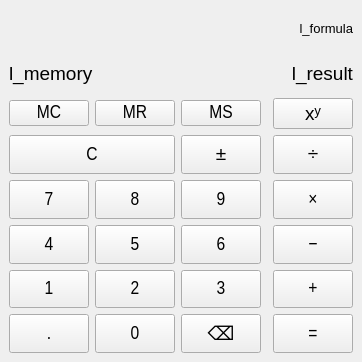
sddyh1/cpp-calculator, file calculator/mainwindow.ui: the form before one commit.
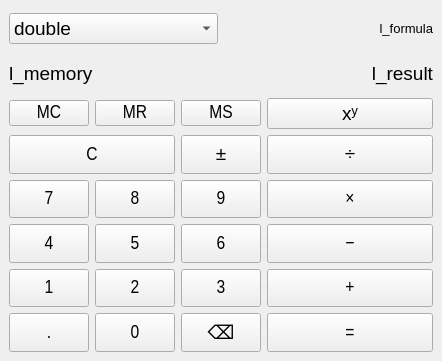
The form after the commit.

What changed in the file:
```diff
--- a/calculator/mainwindow.ui
+++ b/calculator/mainwindow.ui
@@ -6,8 +6,8 @@
    <rect>
     <x>0</x>
     <y>0</y>
-    <width>362</width>
-    <height>362</height>
+    <width>442</width>
+    <height>361</height>
    </rect>
   </property>
   <property name="sizePolicy">
@@ -25,376 +25,8 @@
    <string>Калькулятор</string>
   </property>
   <widget class="QWidget" name="centralwidget">
-   <layout class="QGridLayout" name="gridLayout" rowstretch="0,0,0,0,0,0,0,0,0,0" columnstretch="0,2,2,2,0,3">
-    <item row="1" column="1" colspan="5">
-     <layout class="QHBoxLayout" name="horizontalLayout" stretch="0,1">
-      <item>
-       <widget class="QLabel" name="l_memory">
-        <property name="sizePolicy">
-         <sizepolicy hsizetype="Preferred" vsizetype="Preferred">
-          <horstretch>0</horstretch>
-          <verstretch>0</verstretch>
-         </sizepolicy>
-        </property>
-        <property name="font">
-         <font>
-          <pointsize>14</pointsize>
-         </font>
-        </property>
-        <property name="text">
-         <string>l_memory</string>
-        </property>
-       </widget>
-      </item>
-      <item>
-       <widget class="QLabel" name="l_result">
-        <property name="sizePolicy">
-         <sizepolicy hsizetype="Preferred" vsizetype="Preferred">
-          <horstretch>0</horstretch>
-          <verstretch>0</verstretch>
-         </sizepolicy>
-        </property>
-        <property name="font">
-         <font>
-          <pointsize>14</pointsize>
-         </font>
-        </property>
-        <property name="text">
-         <string>l_result</string>
-        </property>
-        <property name="alignment">
-         <set>Qt::AlignmentFlag::AlignRight|Qt::AlignmentFlag::AlignTrailing|Qt::AlignmentFlag::AlignVCenter</set>
-        </property>
-       </widget>
-      </item>
-     </layout>
-    </item>
-    <item row="5" column="3">
-     <widget class="QPushButton" name="tb_nine">
-      <property name="sizePolicy">
-       <sizepolicy hsizetype="Preferred" vsizetype="Preferred">
-        <horstretch>0</horstretch>
-        <verstretch>0</verstretch>
-       </sizepolicy>
-      </property>
-      <property name="minimumSize">
-       <size>
-        <width>0</width>
-        <height>0</height>
-       </size>
-      </property>
-      <property name="font">
-       <font>
-        <family>Arial Narrow</family>
-        <pointsize>14</pointsize>
-       </font>
-      </property>
-      <property name="text">
-       <string>9</string>
-      </property>
-      <property name="shortcut">
-       <string>9</string>
-      </property>
-     </widget>
-    </item>
-    <item row="2" column="3">
-     <widget class="QPushButton" name="tb_ms">
-      <property name="minimumSize">
-       <size>
-        <width>0</width>
-        <height>0</height>
-       </size>
-      </property>
-      <property name="font">
-       <font>
-        <family>Arial Narrow</family>
-        <pointsize>14</pointsize>
-       </font>
-      </property>
-      <property name="text">
-       <string>MS</string>
-      </property>
-     </widget>
-    </item>
-    <item row="2" column="2">
-     <widget class="QPushButton" name="tn_mr">
-      <property name="minimumSize">
-       <size>
-        <width>0</width>
-        <height>0</height>
-       </size>
-      </property>
-      <property name="font">
-       <font>
-        <family>Arial Narrow</family>
-        <pointsize>14</pointsize>
-       </font>
-      </property>
-      <property name="text">
-       <string>MR</string>
-      </property>
-     </widget>
-    </item>
-    <item row="2" column="5">
-     <widget class="QPushButton" name="tb_power">
-      <property name="text">
-       <string>xʸ</string>
-      </property>
-     </widget>
-    </item>
-    <item row="9" column="5">
-     <widget class="QPushButton" name="tb_equal">
-      <property name="sizePolicy">
-       <sizepolicy hsizetype="Preferred" vsizetype="Preferred">
-        <horstretch>0</horstretch>
-        <verstretch>0</verstretch>
-       </sizepolicy>
-      </property>
-      <property name="minimumSize">
-       <size>
-        <width>0</width>
-        <height>0</height>
-       </size>
-      </property>
-      <property name="font">
-       <font>
-        <family>Arial Narrow</family>
-        <pointsize>14</pointsize>
-       </font>
-      </property>
-      <property name="text">
-       <string>=</string>
-      </property>
-      <property name="shortcut">
-       <string>Enter</string>
-      </property>
-     </widget>
-    </item>
-    <item row="8" column="3">
-     <widget class="QPushButton" name="tb_three">
-      <property name="sizePolicy">
-       <sizepolicy hsizetype="Preferred" vsizetype="Preferred">
-        <horstretch>0</horstretch>
-        <verstretch>0</verstretch>
-       </sizepolicy>
-      </property>
-      <property name="minimumSize">
-       <size>
-        <width>0</width>
-        <height>0</height>
-       </size>
-      </property>
-      <property name="font">
-       <font>
-        <family>Arial Narrow</family>
-        <pointsize>14</pointsize>
-       </font>
-      </property>
-      <property name="text">
-       <string>3</string>
-      </property>
-      <property name="shortcut">
-       <string>3</string>
-      </property>
-     </widget>
-    </item>
-    <item row="9" column="3">
-     <widget class="QPushButton" name="tb_backspace">
-      <property name="sizePolicy">
-       <sizepolicy hsizetype="Preferred" vsizetype="Preferred">
-        <horstretch>0</horstretch>
-        <verstretch>0</verstretch>
-       </sizepolicy>
-      </property>
-      <property name="text">
-       <string>⌫</string>
-      </property>
-     </widget>
-    </item>
-    <item row="8" column="2">
-     <widget class="QPushButton" name="tb_two">
-      <property name="sizePolicy">
-       <sizepolicy hsizetype="Preferred" vsizetype="Preferred">
-        <horstretch>0</horstretch>
-        <verstretch>0</verstretch>
-       </sizepolicy>
-      </property>
-      <property name="minimumSize">
-       <size>
-        <width>0</width>
-        <height>0</height>
-       </size>
-      </property>
-      <property name="font">
-       <font>
-        <family>Arial Narrow</family>
-        <pointsize>14</pointsize>
-       </font>
-      </property>
-      <property name="text">
-       <string>2</string>
-      </property>
-      <property name="shortcut">
-       <string>2</string>
-      </property>
-     </widget>
-    </item>
-    <item row="5" column="1">
-     <widget class="QPushButton" name="tb_seven">
-      <property name="sizePolicy">
-       <sizepolicy hsizetype="Preferred" vsizetype="Preferred">
-        <horstretch>0</horstretch>
-        <verstretch>0</verstretch>
-       </sizepolicy>
-      </property>
-      <property name="minimumSize">
-       <size>
-        <width>0</width>
-        <height>0</height>
-       </size>
-      </property>
-      <property name="font">
-       <font>
-        <family>Arial Narrow</family>
-        <pointsize>14</pointsize>
-       </font>
-      </property>
-      <property name="text">
-       <string>7</string>
-      </property>
-      <property name="shortcut">
-       <string>7</string>
-      </property>
-     </widget>
-    </item>
-    <item row="0" column="1" colspan="5">
-     <widget class="QLabel" name="l_formula">
-      <property name="font">
-       <font>
-        <pointsize>10</pointsize>
-       </font>
-      </property>
-      <property name="text">
-       <string>l_formula</string>
-      </property>
-      <property name="alignment">
-       <set>Qt::AlignmentFlag::AlignRight|Qt::AlignmentFlag::AlignTrailing|Qt::AlignmentFlag::AlignVCenter</set>
-      </property>
-     </widget>
-    </item>
-    <item row="5" column="2">
-     <widget class="QPushButton" name="tb_eight">
-      <property name="sizePolicy">
-       <sizepolicy hsizetype="Preferred" vsizetype="Preferred">
-        <horstretch>0</horstretch>
-        <verstretch>0</verstretch>
-       </sizepolicy>
-      </property>
-      <property name="minimumSize">
-       <size>
-        <width>0</width>
-        <height>0</height>
-       </size>
-      </property>
-      <property name="font">
-       <font>
-        <family>Arial Narrow</family>
-        <pointsize>14</pointsize>
-       </font>
-      </property>
-      <property name="text">
-       <string>8</string>
-      </property>
-      <property name="shortcut">
-       <string>8</string>
-      </property>
-     </widget>
-    </item>
-    <item row="6" column="5">
-     <widget class="QPushButton" name="tb_substract">
-      <property name="sizePolicy">
-       <sizepolicy hsizetype="Preferred" vsizetype="Preferred">
-        <horstretch>0</horstretch>
-        <verstretch>0</verstretch>
-       </sizepolicy>
-      </property>
-      <property name="minimumSize">
-       <size>
-        <width>0</width>
-        <height>0</height>
-       </size>
-      </property>
-      <property name="font">
-       <font>
-        <family>Arial Narrow</family>
-        <pointsize>14</pointsize>
-       </font>
-      </property>
-      <property name="text">
-       <string>−</string>
-      </property>
-      <property name="shortcut">
-       <string>-</string>
-      </property>
-     </widget>
-    </item>
-    <item row="6" column="3">
-     <widget class="QPushButton" name="tb_six">
-      <property name="sizePolicy">
-       <sizepolicy hsizetype="Preferred" vsizetype="Preferred">
-        <horstretch>0</horstretch>
-        <verstretch>0</verstretch>
-       </sizepolicy>
-      </property>
-      <property name="minimumSize">
-       <size>
-        <width>0</width>
-        <height>0</height>
-       </size>
-      </property>
-      <property name="font">
-       <font>
-        <family>Arial Narrow</family>
-        <pointsize>14</pointsize>
-       </font>
-      </property>
-      <property name="text">
-       <string>6</string>
-      </property>
-      <property name="shortcut">
-       <string>6</string>
-      </property>
-     </widget>
-    </item>
-    <item row="6" column="1">
-     <widget class="QPushButton" name="tb_four">
-      <property name="sizePolicy">
-       <sizepolicy hsizetype="Preferred" vsizetype="Preferred">
-        <horstretch>0</horstretch>
-        <verstretch>0</verstretch>
-       </sizepolicy>
-      </property>
-      <property name="minimumSize">
-       <size>
-        <width>0</width>
-        <height>0</height>
-       </size>
-      </property>
-      <property name="font">
-       <font>
-        <family>Arial Narrow</family>
-        <pointsize>14</pointsize>
-       </font>
-      </property>
-      <property name="text">
-       <string>4</string>
-      </property>
-      <property name="shortcut">
-       <string>4</string>
-      </property>
-     </widget>
-    </item>
-    <item row="4" column="5">
+   <layout class="QGridLayout" name="gridLayout" rowstretch="0,0,0,0,0,0,0,0,0,0,0" columnstretch="0,0,0,0,0">
+    <item row="5" column="4">
      <widget class="QPushButton" name="tb_divide">
       <property name="sizePolicy">
        <sizepolicy hsizetype="Preferred" vsizetype="Preferred">
@@ -422,8 +54,8 @@
       </property>
      </widget>
     </item>
-    <item row="8" column="1">
-     <widget class="QPushButton" name="tb_one">
+    <item row="9" column="3">
+     <widget class="QPushButton" name="tb_three">
       <property name="sizePolicy">
        <sizepolicy hsizetype="Preferred" vsizetype="Preferred">
         <horstretch>0</horstretch>
@@ -443,42 +75,14 @@
        </font>
       </property>
       <property name="text">
-       <string>1</string>
+       <string>3</string>
       </property>
       <property name="shortcut">
        <string>1</string>
       </property>
      </widget>
     </item>
-    <item row="6" column="2">
-     <widget class="QPushButton" name="tb_five">
-      <property name="sizePolicy">
-       <sizepolicy hsizetype="Preferred" vsizetype="Preferred">
-        <horstretch>0</horstretch>
-        <verstretch>0</verstretch>
-       </sizepolicy>
-      </property>
-      <property name="minimumSize">
-       <size>
-        <width>0</width>
-        <height>0</height>
-       </size>
-      </property>
-      <property name="font">
-       <font>
-        <family>Arial Narrow</family>
-        <pointsize>14</pointsize>
-       </font>
-      </property>
-      <property name="text">
-       <string>5</string>
-      </property>
-      <property name="shortcut">
-       <string>5</string>
-      </property>
-     </widget>
-    </item>
-    <item row="4" column="1" colspan="2">
+    <item row="5" column="1" colspan="2">
      <widget class="QPushButton" name="tb_reset">
       <property name="sizePolicy">
        <sizepolicy hsizetype="Preferred" vsizetype="Preferred">
@@ -506,7 +110,35 @@
       </property>
      </widget>
     </item>
-    <item row="2" column="1">
+    <item row="9" column="1">
+     <widget class="QPushButton" name="tb_one">
+      <property name="sizePolicy">
+       <sizepolicy hsizetype="Preferred" vsizetype="Preferred">
+        <horstretch>0</horstretch>
+        <verstretch>0</verstretch>
+       </sizepolicy>
+      </property>
+      <property name="minimumSize">
+       <size>
+        <width>0</width>
+        <height>0</height>
+       </size>
+      </property>
+      <property name="font">
+       <font>
+        <family>Arial Narrow</family>
+        <pointsize>14</pointsize>
+       </font>
+      </property>
+      <property name="text">
+       <string>1</string>
+      </property>
+      <property name="shortcut">
+       <string>1</string>
+      </property>
+     </widget>
+    </item>
+    <item row="3" column="1">
      <widget class="QPushButton" name="tb_mc">
       <property name="minimumSize">
        <size>
@@ -525,7 +157,63 @@
       </property>
      </widget>
     </item>
-    <item row="8" column="5">
+    <item row="10" column="3">
+     <widget class="QPushButton" name="tb_backspace">
+      <property name="sizePolicy">
+       <sizepolicy hsizetype="Preferred" vsizetype="Preferred">
+        <horstretch>0</horstretch>
+        <verstretch>0</verstretch>
+       </sizepolicy>
+      </property>
+      <property name="text">
+       <string>⌫</string>
+      </property>
+     </widget>
+    </item>
+    <item row="2" column="1" colspan="4">
+     <layout class="QHBoxLayout" name="horizontalLayout" stretch="0,1">
+      <item>
+       <widget class="QLabel" name="l_memory">
+        <property name="sizePolicy">
+         <sizepolicy hsizetype="Preferred" vsizetype="Preferred">
+          <horstretch>0</horstretch>
+          <verstretch>0</verstretch>
+         </sizepolicy>
+        </property>
+        <property name="font">
+         <font>
+          <pointsize>14</pointsize>
+         </font>
+        </property>
+        <property name="text">
+         <string>l_memory</string>
+        </property>
+       </widget>
+      </item>
+      <item>
+       <widget class="QLabel" name="l_result">
+        <property name="sizePolicy">
+         <sizepolicy hsizetype="Preferred" vsizetype="Preferred">
+          <horstretch>0</horstretch>
+          <verstretch>0</verstretch>
+         </sizepolicy>
+        </property>
+        <property name="font">
+         <font>
+          <pointsize>14</pointsize>
+         </font>
+        </property>
+        <property name="text">
+         <string>l_result</string>
+        </property>
+        <property name="alignment">
+         <set>Qt::AlignmentFlag::AlignRight|Qt::AlignmentFlag::AlignTrailing|Qt::AlignmentFlag::AlignVCenter</set>
+        </property>
+       </widget>
+      </item>
+     </layout>
+    </item>
+    <item row="9" column="4">
      <widget class="QPushButton" name="tb_add">
       <property name="sizePolicy">
        <sizepolicy hsizetype="Preferred" vsizetype="Preferred">
@@ -553,7 +241,63 @@
       </property>
      </widget>
     </item>
-    <item row="5" column="5">
+    <item row="7" column="2">
+     <widget class="QPushButton" name="tb_five">
+      <property name="sizePolicy">
+       <sizepolicy hsizetype="Preferred" vsizetype="Preferred">
+        <horstretch>0</horstretch>
+        <verstretch>0</verstretch>
+       </sizepolicy>
+      </property>
+      <property name="minimumSize">
+       <size>
+        <width>0</width>
+        <height>0</height>
+       </size>
+      </property>
+      <property name="font">
+       <font>
+        <family>Arial Narrow</family>
+        <pointsize>14</pointsize>
+       </font>
+      </property>
+      <property name="text">
+       <string>5</string>
+      </property>
+      <property name="shortcut">
+       <string>5</string>
+      </property>
+     </widget>
+    </item>
+    <item row="7" column="4">
+     <widget class="QPushButton" name="tb_substract">
+      <property name="sizePolicy">
+       <sizepolicy hsizetype="Preferred" vsizetype="Preferred">
+        <horstretch>0</horstretch>
+        <verstretch>0</verstretch>
+       </sizepolicy>
+      </property>
+      <property name="minimumSize">
+       <size>
+        <width>0</width>
+        <height>0</height>
+       </size>
+      </property>
+      <property name="font">
+       <font>
+        <family>Arial Narrow</family>
+        <pointsize>14</pointsize>
+       </font>
+      </property>
+      <property name="text">
+       <string>−</string>
+      </property>
+      <property name="shortcut">
+       <string>-</string>
+      </property>
+     </widget>
+    </item>
+    <item row="6" column="4">
      <widget class="QPushButton" name="tb_multiplicate">
       <property name="sizePolicy">
        <sizepolicy hsizetype="Expanding" vsizetype="Preferred">
@@ -581,7 +325,108 @@
       </property>
      </widget>
     </item>
-    <item row="4" column="3">
+    <item row="6" column="2">
+     <widget class="QPushButton" name="tb_eight">
+      <property name="sizePolicy">
+       <sizepolicy hsizetype="Preferred" vsizetype="Preferred">
+        <horstretch>0</horstretch>
+        <verstretch>0</verstretch>
+       </sizepolicy>
+      </property>
+      <property name="minimumSize">
+       <size>
+        <width>0</width>
+        <height>0</height>
+       </size>
+      </property>
+      <property name="font">
+       <font>
+        <family>Arial Narrow</family>
+        <pointsize>14</pointsize>
+       </font>
+      </property>
+      <property name="text">
+       <string>8</string>
+      </property>
+      <property name="shortcut">
+       <string>8</string>
+      </property>
+     </widget>
+    </item>
+    <item row="3" column="3">
+     <widget class="QPushButton" name="tb_ms">
+      <property name="minimumSize">
+       <size>
+        <width>0</width>
+        <height>0</height>
+       </size>
+      </property>
+      <property name="font">
+       <font>
+        <family>Arial Narrow</family>
+        <pointsize>14</pointsize>
+       </font>
+      </property>
+      <property name="text">
+       <string>MS</string>
+      </property>
+     </widget>
+    </item>
+    <item row="3" column="2">
+     <widget class="QPushButton" name="tn_mr">
+      <property name="minimumSize">
+       <size>
+        <width>0</width>
+        <height>0</height>
+       </size>
+      </property>
+      <property name="font">
+       <font>
+        <family>Arial Narrow</family>
+        <pointsize>14</pointsize>
+       </font>
+      </property>
+      <property name="text">
+       <string>MR</string>
+      </property>
+     </widget>
+    </item>
+    <item row="6" column="1">
+     <widget class="QPushButton" name="tb_seven">
+      <property name="sizePolicy">
+       <sizepolicy hsizetype="Preferred" vsizetype="Preferred">
+        <horstretch>0</horstretch>
+        <verstretch>0</verstretch>
+       </sizepolicy>
+      </property>
+      <property name="minimumSize">
+       <size>
+        <width>0</width>
+        <height>0</height>
+       </size>
+      </property>
+      <property name="font">
+       <font>
+        <family>Arial Narrow</family>
+        <pointsize>14</pointsize>
+       </font>
+      </property>
+      <property name="text">
+       <string>7</string>
+      </property>
+      <property name="shortcut">
+       <string>7</string>
+      </property>
+     </widget>
+    </item>
+    <item row="3" column="4">
+     <widget class="QPushButton" name="tb_power">
+      <property name="text">
+       <string>xʸ</string>
+      </property>
+     </widget>
+    </item>
+    <item row="5" column="3">
      <widget class="QPushButton" name="tb_negate">
       <property name="sizePolicy">
        <sizepolicy hsizetype="Preferred" vsizetype="Preferred">
@@ -606,8 +451,8 @@
       </property>
      </widget>
     </item>
-    <item row="9" column="1">
-     <widget class="QPushButton" name="tb_comma">
+    <item row="10" column="1">
+     <widget class="QPushButton" name="tb_extra">
       <property name="sizePolicy">
        <sizepolicy hsizetype="Preferred" vsizetype="Preferred">
         <horstretch>0</horstretch>
@@ -631,7 +476,91 @@
       </property>
      </widget>
     </item>
+    <item row="6" column="3">
+     <widget class="QPushButton" name="tb_nine">
+      <property name="sizePolicy">
+       <sizepolicy hsizetype="Preferred" vsizetype="Preferred">
+        <horstretch>0</horstretch>
+        <verstretch>0</verstretch>
+       </sizepolicy>
+      </property>
+      <property name="minimumSize">
+       <size>
+        <width>0</width>
+        <height>0</height>
+       </size>
+      </property>
+      <property name="font">
+       <font>
+        <family>Arial Narrow</family>
+        <pointsize>14</pointsize>
+       </font>
+      </property>
+      <property name="text">
+       <string>9</string>
+      </property>
+      <property name="shortcut">
+       <string>9</string>
+      </property>
+     </widget>
+    </item>
+    <item row="7" column="3">
+     <widget class="QPushButton" name="tb_six">
+      <property name="sizePolicy">
+       <sizepolicy hsizetype="Preferred" vsizetype="Preferred">
+        <horstretch>0</horstretch>
+        <verstretch>0</verstretch>
+       </sizepolicy>
+      </property>
+      <property name="minimumSize">
+       <size>
+        <width>0</width>
+        <height>0</height>
+       </size>
+      </property>
+      <property name="font">
+       <font>
+        <family>Arial Narrow</family>
+        <pointsize>14</pointsize>
+       </font>
+      </property>
+      <property name="text">
+       <string>6</string>
+      </property>
+      <property name="shortcut">
+       <string>6</string>
+      </property>
+     </widget>
+    </item>
     <item row="9" column="2">
+     <widget class="QPushButton" name="tb_two">
+      <property name="sizePolicy">
+       <sizepolicy hsizetype="Preferred" vsizetype="Preferred">
+        <horstretch>0</horstretch>
+        <verstretch>0</verstretch>
+       </sizepolicy>
+      </property>
+      <property name="minimumSize">
+       <size>
+        <width>0</width>
+        <height>0</height>
+       </size>
+      </property>
+      <property name="font">
+       <font>
+        <family>Arial Narrow</family>
+        <pointsize>14</pointsize>
+       </font>
+      </property>
+      <property name="text">
+       <string>2</string>
+      </property>
+      <property name="shortcut">
+       <string>2</string>
+      </property>
+     </widget>
+    </item>
+    <item row="10" column="2">
      <widget class="QPushButton" name="tb_zero">
       <property name="sizePolicy">
        <sizepolicy hsizetype="Preferred" vsizetype="Preferred">
@@ -656,6 +585,120 @@
       </property>
      </widget>
     </item>
+    <item row="7" column="1">
+     <widget class="QPushButton" name="tb_four">
+      <property name="sizePolicy">
+       <sizepolicy hsizetype="Preferred" vsizetype="Preferred">
+        <horstretch>0</horstretch>
+        <verstretch>0</verstretch>
+       </sizepolicy>
+      </property>
+      <property name="minimumSize">
+       <size>
+        <width>0</width>
+        <height>0</height>
+       </size>
+      </property>
+      <property name="font">
+       <font>
+        <family>Arial Narrow</family>
+        <pointsize>14</pointsize>
+       </font>
+      </property>
+      <property name="text">
+       <string>4</string>
+      </property>
+      <property name="shortcut">
+       <string>4</string>
+      </property>
+     </widget>
+    </item>
+    <item row="10" column="4">
+     <widget class="QPushButton" name="tb_equal">
+      <property name="sizePolicy">
+       <sizepolicy hsizetype="Preferred" vsizetype="Preferred">
+        <horstretch>0</horstretch>
+        <verstretch>0</verstretch>
+       </sizepolicy>
+      </property>
+      <property name="minimumSize">
+       <size>
+        <width>0</width>
+        <height>0</height>
+       </size>
+      </property>
+      <property name="font">
+       <font>
+        <family>Arial Narrow</family>
+        <pointsize>14</pointsize>
+       </font>
+      </property>
+      <property name="text">
+       <string>=</string>
+      </property>
+      <property name="shortcut">
+       <string>Enter</string>
+      </property>
+     </widget>
+    </item>
+    <item row="0" column="1" colspan="4">
+     <layout class="QHBoxLayout" name="horizontalLayout_2">
+      <item>
+       <widget class="QComboBox" name="cmb_controller">
+        <item>
+         <property name="text">
+          <string>double</string>
+         </property>
+        </item>
+        <item>
+         <property name="text">
+          <string>float</string>
+         </property>
+        </item>
+        <item>
+         <property name="text">
+          <string>uint8_t</string>
+         </property>
+        </item>
+        <item>
+         <property name="text">
+          <string>int</string>
+         </property>
+        </item>
+        <item>
+         <property name="text">
+          <string>int64_t</string>
+         </property>
+        </item>
+        <item>
+         <property name="text">
+          <string>size_t</string>
+         </property>
+        </item>
+        <item>
+         <property name="text">
+          <string>Rational</string>
+         </property>
+        </item>
+       </widget>
+      </item>
+      <item>
+       <widget class="QLabel" name="l_formula">
+        <property name="font">
+         <font>
+          <pointsize>10</pointsize>
+         </font>
+        </property>
+        <property name="text">
+         <string>l_formula</string>
+        </property>
+        <property name="alignment">
+         <set>Qt::AlignmentFlag::AlignRight|Qt::AlignmentFlag::AlignTrailing|Qt::AlignmentFlag::AlignVCenter</set>
+        </property>
+       </widget>
+      </item>
+     </layout>
+    </item>
    </layout>
   </widget>
  </widget>
```
Left out of the diff: 2 changed lines with no effect on the pictures.
